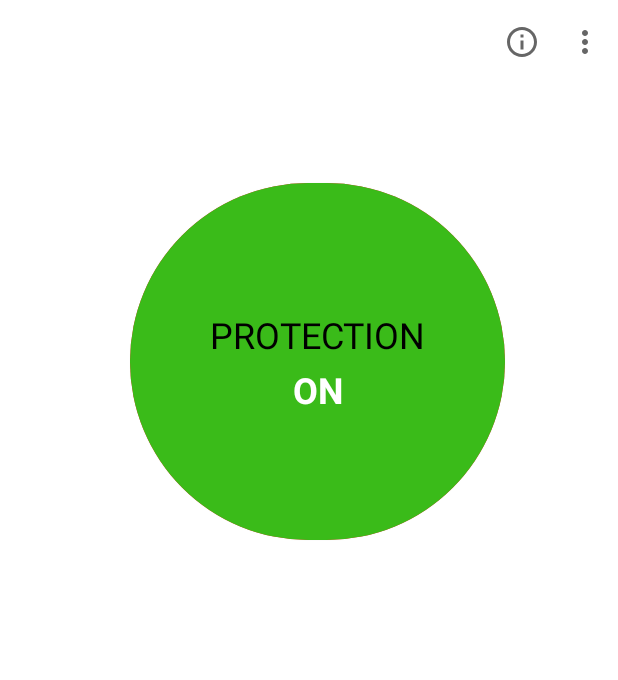
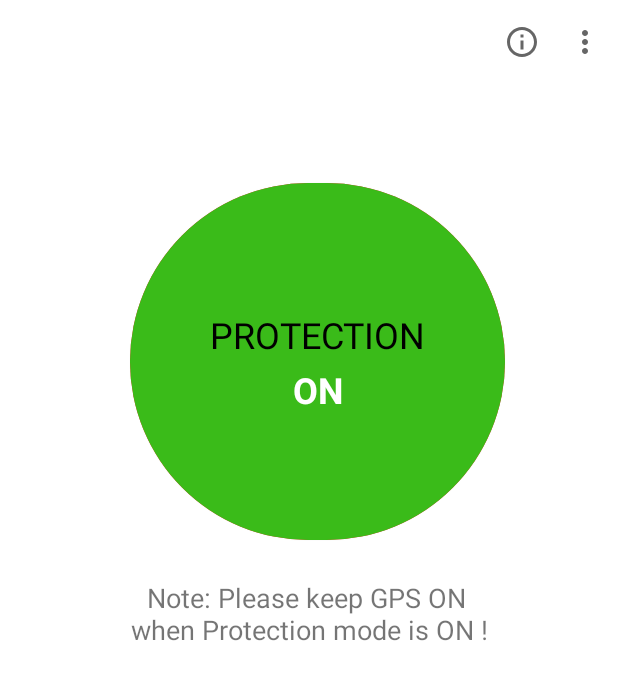
Before and after one commit to rahuladlakha/Women-Safety-App, an Android app: the MainActivity screen opened directly, with no data from a screen before it, after a tap on an icon or button, on a phone screen of 412 x 824 dp. Shown: the top 680 px of the screen. Run offline under Robolectric (Android 15) with nearby library versions, the phone set to English and light mode, and no system bars; libraries missing offline, so code that uses them is left out: com.hbb20.

Commit message:
Added Textviews on splashscreen and below protection button. Moreover, added code to check GPS enabled/disabled status.

```diff
--- a/app/src/main/java/com/rahul/womensafetyapp/AlertService.kt
+++ b/app/src/main/java/com/rahul/womensafetyapp/AlertService.kt
@@ -59,7 +59,7 @@ class AlertService : Service() {
                     smsManager.sendTextMessage("+${codes[i]}${contacts[i]}", null, smsDes, null, null)
             // Note that the maximum length for sending sms with sendTextMessage is 160 characters. If text exceeds this range no msg will be sent.
             //If the length is greater, we use sendMultiparttextMessage
-            Toast.makeText(this, contacts.toString(), Toast.LENGTH_SHORT).show()
+            //Toast.makeText(this, contacts.toString(), Toast.LENGTH_SHORT).show()
 
             notificationTone.play()
             shake = 0
--- a/app/src/main/java/com/rahul/womensafetyapp/Utility.kt
+++ b/app/src/main/java/com/rahul/womensafetyapp/Utility.kt
@@ -1,21 +1,22 @@
 package com.rahul.womensafetyapp
 //this file contains a few necessary functions and classes used often in the app
+
 import android.Manifest
 import android.content.Context
+import android.content.Context.LOCATION_SERVICE
 import android.content.DialogInterface
 import android.content.Intent
-import android.content.SharedPreferences
 import android.content.pm.PackageManager
 import android.content.res.ColorStateList
-import android.net.Uri
-import android.provider.Settings
+import android.location.LocationManager
 import android.widget.Toast
 import androidx.appcompat.app.AlertDialog
 import androidx.appcompat.app.AppCompatActivity
 import androidx.core.app.ActivityCompat
 import androidx.core.content.ContextCompat
+import androidx.core.content.ContextCompat.getSystemService
 import kotlinx.android.synthetic.main.activity_main.*
-import java.nio.channels.InterruptedByTimeoutException
+
 
 //class UserData {
 //    val sp : SharedPreferences
@@ -76,7 +77,14 @@ fun enableProtection(activity: AppCompatActivity,b : Boolean){
     activity.protectionStatus.text = if (b) "ON" else "OFF"
     if (b) {
         activity.startForegroundService(Intent(activity, AlertService::class.java))
+        enableGPS(activity)
     } else {
         activity.stopService(Intent(activity, AlertService::class.java))
     }
 }
+
+fun enableGPS(activity: AppCompatActivity){
+    val mLocationManager: LocationManager = getSystemService(activity, LocationManager::class.java) as LocationManager
+    if (!mLocationManager.isProviderEnabled(LocationManager.GPS_PROVIDER))
+        Toast.makeText(activity, "Please turn GPS on",Toast.LENGTH_LONG).show()
+}
--- a/app/src/main/res/layout/activity_main.xml
+++ b/app/src/main/res/layout/activity_main.xml
@@ -61,4 +61,14 @@
 
     </LinearLayout>
 
+   <TextView
+       android:layout_width="wrap_content"
+       android:layout_height="wrap_content"
+       android:textAlignment="center"
+       app:layout_constraintTop_toBottomOf="@+id/material_button"
+       android:text="Note: Please keep GPS ON \nwhen Protection mode is ON !"
+       android:textSize="18sp"
+       android:layout_marginTop="20dp"
+       app:layout_constraintLeft_toLeftOf="parent"
+       app:layout_constraintRight_toRightOf="parent"/>
 </androidx.constraintlayout.widget.ConstraintLayout>
```
Also changed, not shown: app/src/main/java/com/rahul/womensafetyapp/SignUpActivity.kt (+5 -3 lines), app/src/main/res/layout/activity_splash_screen.xml (+15 -1 lines).
